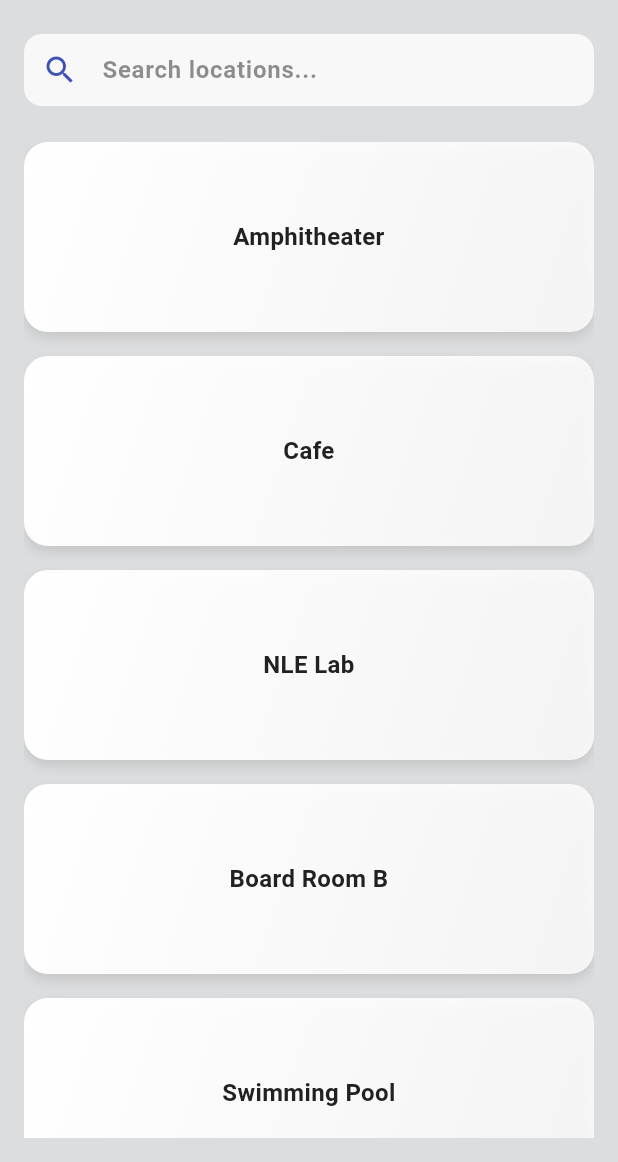
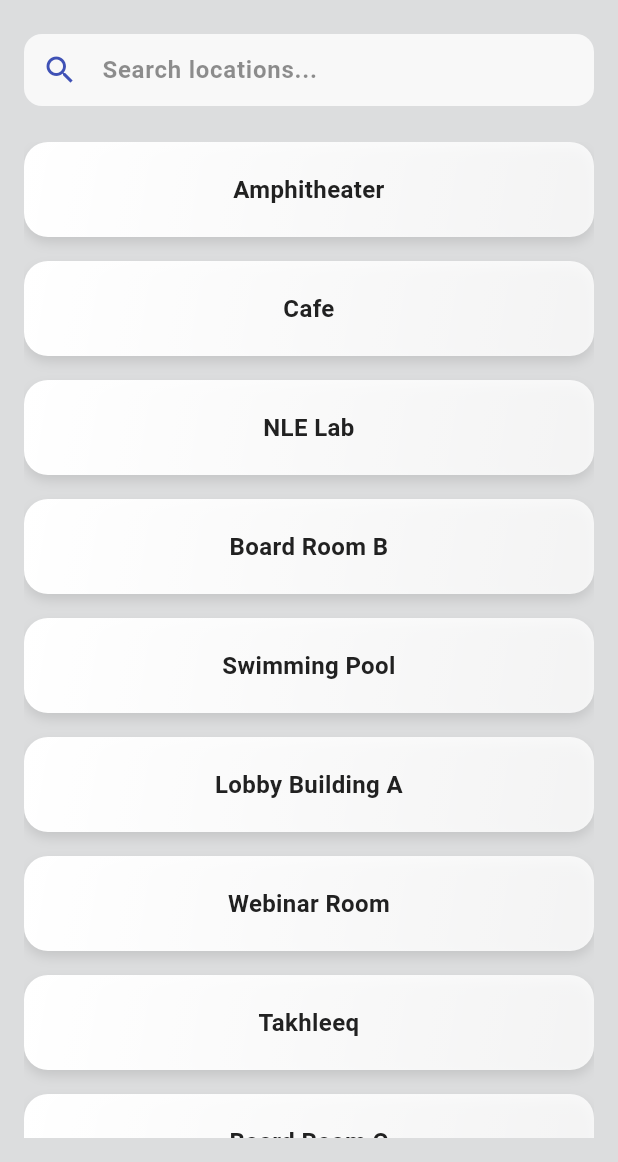
Before and after one commit to Kluas69/VirtualTourIU, a Flutter app: the screen it shows after launch, scrolled down 169 dp, after a tap on "Start Tour", on a phone screen of 412 x 824 dp, the part 74-1236 px from its top. Run offline on Flutter 3.47's test engine with Material 3 defaults, Android fonts, the phone set to English and light mode, and no system bars; our stand-ins replace animate_do, google_fonts, smooth_page_indicator.

Commit message:
Categories tiles

```diff
--- a/virtualtouriu/lib/Screens/categories.dart
+++ b/virtualtouriu/lib/Screens/categories.dart
@@ -165,7 +165,7 @@ class _CategoriesScreenState extends State<CategoriesScreen> {
                                   crossAxisCount: crossAxisCount,
                                   crossAxisSpacing: 16.0,
                                   mainAxisSpacing: 16.0,
-                                  childAspectRatio: 3.0,
+                                  childAspectRatio: 6,
                                 ),
                             itemBuilder:
                                 (context, index) => _buildGridItem(
@@ -244,7 +244,7 @@ class _CategoriesScreenState extends State<CategoriesScreen> {
             );
           },
           child: AnimatedScale(
-            scale: isHovered ? 1.05 : 1.0,
+            scale: isHovered ? 1.001 : 1.0,
             duration: const Duration(milliseconds: 200),
             curve: Curves.easeInOut,
             child: Container(
@@ -268,8 +268,8 @@ class _CategoriesScreenState extends State<CategoriesScreen> {
                         isHovered
                             ? theme.primaryColor.withOpacity(0.4)
                             : Colors.black.withOpacity(0.1),
-                    blurRadius: isHovered ? 8.0 : 6.0,
-                    offset: Offset(0, isHovered ? 6.0 : 4.0),
+                    blurRadius: isHovered ? 7.0 : 6.0,
+                    offset: Offset(0, isHovered ? 5.0 : 4.0),
                   ),
                 ],
                 border: Border.all(
--- a/virtualtouriu/lib/Screens/mobile_home_screen.dart
+++ b/virtualtouriu/lib/Screens/mobile_home_screen.dart
@@ -28,7 +28,7 @@ class _MobileHomeScreenState extends State<MobileHomeScreen> {
       if (mounted) {
         setState(() {
           _controller = PageController(
-            viewportFraction: 0.55,
+            viewportFraction: 0.5,
             initialPage: middleIndex,
           );
           _selectedIndex = middleIndex;
@@ -103,7 +103,7 @@ class _MobileHomeScreenState extends State<MobileHomeScreen> {
                           child: HomeScreen.buildHeroSection(
                             context: context,
                             fontSize: fontSize,
-                            heightFactor: 0.6,
+                            heightFactor: 0.5,
                           ),
                         ),
                       ),
```
